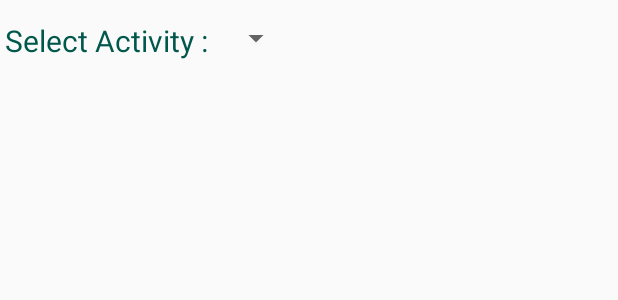
After one commit to gurkay/AndroidWidgets, an Android app: the layout activity_three.xml on its own in the app's theme, with its tools: preview values and no code run, on a phone screen of 412 x 824 dp. The commit adds this screen. Shown: the top 300 px of the screen. Run offline under Robolectric (Android 15) with nearby library versions, the phone set to English and light mode, and no system bars.

Commit message:
Add text view component, edit text component, button component, toggle button component, switch component, radio button component, image button component, select checked component, spinner component. Change main activity background color. Passing two values from Activity to another second Activity. Global data shared for spinner activity navigator.

```diff
--- a/app/src/main/AndroidManifest.xml
+++ b/app/src/main/AndroidManifest.xml
@@ -9,6 +9,7 @@
         android:roundIcon="@mipmap/ic_launcher_round"
         android:supportsRtl="true"
         android:theme="@style/AppTheme">
+        <activity android:name=".ThreeActivity"></activity>
         <activity android:name=".SecondActivity"></activity>
         <activity android:name=".MainActivity">
             <intent-filter>
--- /dev/null
+++ b/app/src/main/res/layout/activity_three.xml
@@ -0,0 +1,34 @@
+<?xml version="1.0" encoding="utf-8"?>
+<LinearLayout xmlns:android="http://schemas.android.com/apk/res/android"
+    xmlns:app="http://schemas.android.com/apk/res-auto"
+    xmlns:tools="http://schemas.android.com/tools"
+    android:layout_width="match_parent"
+    android:layout_height="match_parent"
+    android:orientation="vertical"
+    android:id="@+id/threeLinearLayout"
+    tools:context=".ThreeActivity">
+
+    <LinearLayout
+        android:layout_width="match_parent"
+        android:layout_height="wrap_content"
+        android:id="@+id/spinnerActivityLinearLayout"
+        android:layout_marginTop="10dp"
+        android:orientation="horizontal">
+
+        <TextView
+            android:layout_width="wrap_content"
+            android:layout_height="wrap_content"
+            android:layout_margin="3dp"
+            android:text="Select Activity : "
+            android:textSize="20sp"
+            android:textColor="@color/colorPrimaryDark"
+            android:id="@+id/txtViewPassingActivitySpinner"/>
+
+        <Spinner
+            android:layout_width="wrap_content"
+            android:layout_height="wrap_content"
+            android:id="@+id/spinnerPassingActivity"
+            android:layout_marginTop="3dp"></Spinner>
+
+    </LinearLayout>
+</LinearLayout>
```
Also changed, not shown: app/src/main/java/com/test/androidwidgets/SecondActivity.java (+22 -25 lines), app/src/main/java/com/test/androidwidgets/SharedData.java (added, +98 -0 lines), app/src/main/java/com/test/androidwidgets/ThreeActivity.java (added, +65 -0 lines).
